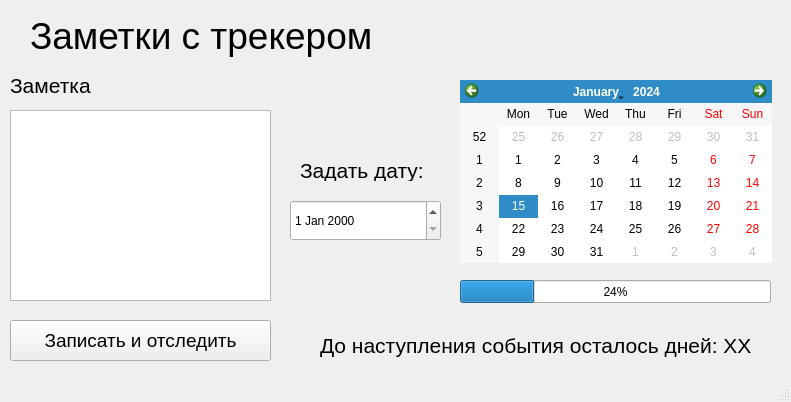
This is tracker.ui in Garde2/py_notes as Qt 5 draws it before an edit. The edited form follows.
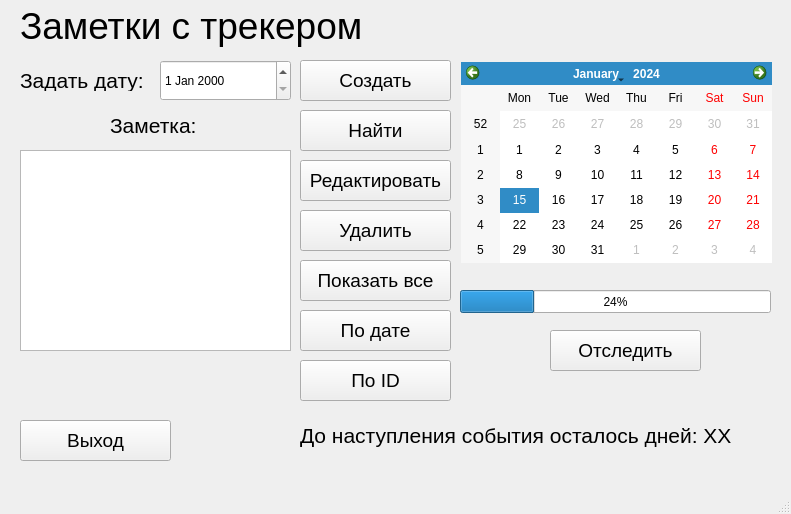
This is the edited form.

```diff
--- a/tracker.ui
+++ b/tracker.ui
@@ -7,7 +7,7 @@
     <x>0</x>
     <y>0</y>
     <width>791</width>
-    <height>402</height>
+    <height>514</height>
    </rect>
   </property>
   <property name="windowTitle">
@@ -17,8 +17,8 @@
    <widget class="QLabel" name="label">
     <property name="geometry">
      <rect>
-      <x>30</x>
-      <y>10</y>
+      <x>20</x>
+      <y>0</y>
       <width>731</width>
       <height>51</height>
      </rect>
@@ -35,10 +35,10 @@
    <widget class="QCalendarWidget" name="calendarWidget">
     <property name="geometry">
      <rect>
-      <x>460</x>
-      <y>80</y>
-      <width>312</width>
-      <height>183</height>
+      <x>461</x>
+      <y>62</y>
+      <width>311</width>
+      <height>201</height>
      </rect>
     </property>
    </widget>
@@ -46,7 +46,7 @@
     <property name="geometry">
      <rect>
       <x>460</x>
-      <y>280</y>
+      <y>290</y>
       <width>311</width>
       <height>23</height>
      </rect>
@@ -58,19 +58,19 @@
    <widget class="QPlainTextEdit" name="plainTextEdit">
     <property name="geometry">
      <rect>
-      <x>10</x>
-      <y>110</y>
-      <width>261</width>
-      <height>191</height>
+      <x>20</x>
+      <y>150</y>
+      <width>271</width>
+      <height>201</height>
      </rect>
     </property>
    </widget>
    <widget class="QLabel" name="label_2">
     <property name="geometry">
      <rect>
-      <x>10</x>
-      <y>70</y>
-      <width>151</width>
+      <x>110</x>
+      <y>110</y>
+      <width>101</width>
       <height>31</height>
      </rect>
     </property>
@@ -80,15 +80,15 @@
      </font>
     </property>
     <property name="text">
-     <string>Заметка</string>
+     <string>Заметка:</string>
     </property>
    </widget>
    <widget class="QPushButton" name="pushButton">
     <property name="geometry">
      <rect>
-      <x>10</x>
-      <y>320</y>
-      <width>261</width>
+      <x>300</x>
+      <y>60</y>
+      <width>151</width>
       <height>41</height>
      </rect>
     </property>
@@ -98,15 +98,15 @@
      </font>
     </property>
     <property name="text">
-     <string>Записать и отследить</string>
+     <string>Создать</string>
     </property>
    </widget>
    <widget class="QDateEdit" name="dateEdit">
     <property name="geometry">
      <rect>
-      <x>290</x>
-      <y>200</y>
-      <width>151</width>
+      <x>160</x>
+      <y>60</y>
+      <width>131</width>
       <height>41</height>
      </rect>
     </property>
@@ -114,9 +114,9 @@
    <widget class="QLabel" name="label_3">
     <property name="geometry">
      <rect>
-      <x>300</x>
-      <y>160</y>
-      <width>141</width>
+      <x>20</x>
+      <y>70</y>
+      <width>131</width>
       <height>21</height>
      </rect>
     </property>
@@ -132,10 +132,10 @@
    <widget class="QLabel" name="label_4">
     <property name="geometry">
      <rect>
-      <x>320</x>
-      <y>330</y>
-      <width>441</width>
-      <height>31</height>
+      <x>300</x>
+      <y>410</y>
+      <width>451</width>
+      <height>51</height>
      </rect>
     </property>
     <property name="font">
@@ -147,6 +147,150 @@
      <string>До наступления события осталось дней: XX</string>
     </property>
    </widget>
+   <widget class="QPushButton" name="pushButton_2">
+    <property name="geometry">
+     <rect>
+      <x>550</x>
+      <y>330</y>
+      <width>151</width>
+      <height>41</height>
+     </rect>
+    </property>
+    <property name="font">
+     <font>
+      <pointsize>14</pointsize>
+     </font>
+    </property>
+    <property name="text">
+     <string>Отследить</string>
+    </property>
+   </widget>
+   <widget class="QPushButton" name="pushButton_3">
+    <property name="geometry">
+     <rect>
+      <x>300</x>
+      <y>110</y>
+      <width>151</width>
+      <height>41</height>
+     </rect>
+    </property>
+    <property name="font">
+     <font>
+      <pointsize>14</pointsize>
+     </font>
+    </property>
+    <property name="text">
+     <string>Найти</string>
+    </property>
+   </widget>
+   <widget class="QPushButton" name="pushButton_4">
+    <property name="geometry">
+     <rect>
+      <x>300</x>
+      <y>160</y>
+      <width>151</width>
+      <height>41</height>
+     </rect>
+    </property>
+    <property name="font">
+     <font>
+      <pointsize>14</pointsize>
+     </font>
+    </property>
+    <property name="text">
+     <string>Редактировать</string>
+    </property>
+   </widget>
+   <widget class="QPushButton" name="pushButton_5">
+    <property name="geometry">
+     <rect>
+      <x>300</x>
+      <y>210</y>
+      <width>151</width>
+      <height>41</height>
+     </rect>
+    </property>
+    <property name="font">
+     <font>
+      <pointsize>14</pointsize>
+     </font>
+    </property>
+    <property name="text">
+     <string>Удалить</string>
+    </property>
+   </widget>
+   <widget class="QPushButton" name="pushButton_6">
+    <property name="geometry">
+     <rect>
+      <x>300</x>
+      <y>260</y>
+      <width>151</width>
+      <height>41</height>
+     </rect>
+    </property>
+    <property name="font">
+     <font>
+      <pointsize>14</pointsize>
+     </font>
+    </property>
+    <property name="text">
+     <string>Показать все</string>
+    </property>
+   </widget>
+   <widget class="QPushButton" name="pushButton_7">
+    <property name="geometry">
+     <rect>
+      <x>300</x>
+      <y>310</y>
+      <width>151</width>
+      <height>41</height>
+     </rect>
+    </property>
+    <property name="font">
+     <font>
+      <pointsize>14</pointsize>
+     </font>
+    </property>
+    <property name="text">
+     <string>По дате</string>
+    </property>
+   </widget>
+   <widget class="QPushButton" name="pushButton_8">
+    <property name="geometry">
+     <rect>
+      <x>300</x>
+      <y>360</y>
+      <width>151</width>
+      <height>41</height>
+     </rect>
+    </property>
+    <property name="font">
+     <font>
+      <pointsize>14</pointsize>
+     </font>
+    </property>
+    <property name="text">
+     <string>По ID</string>
+    </property>
+   </widget>
+   <widget class="QPushButton" name="pushButton_9">
+    <property name="geometry">
+     <rect>
+      <x>20</x>
+      <y>420</y>
+      <width>151</width>
+      <height>41</height>
+     </rect>
+    </property>
+    <property name="font">
+     <font>
+      <pointsize>14</pointsize>
+     </font>
+    </property>
+    <property name="text">
+     <string>Выход</string>
+    </property>
+   </widget>
   </widget>
   <widget class="QMenuBar" name="menubar">
    <property name="geometry">
```
